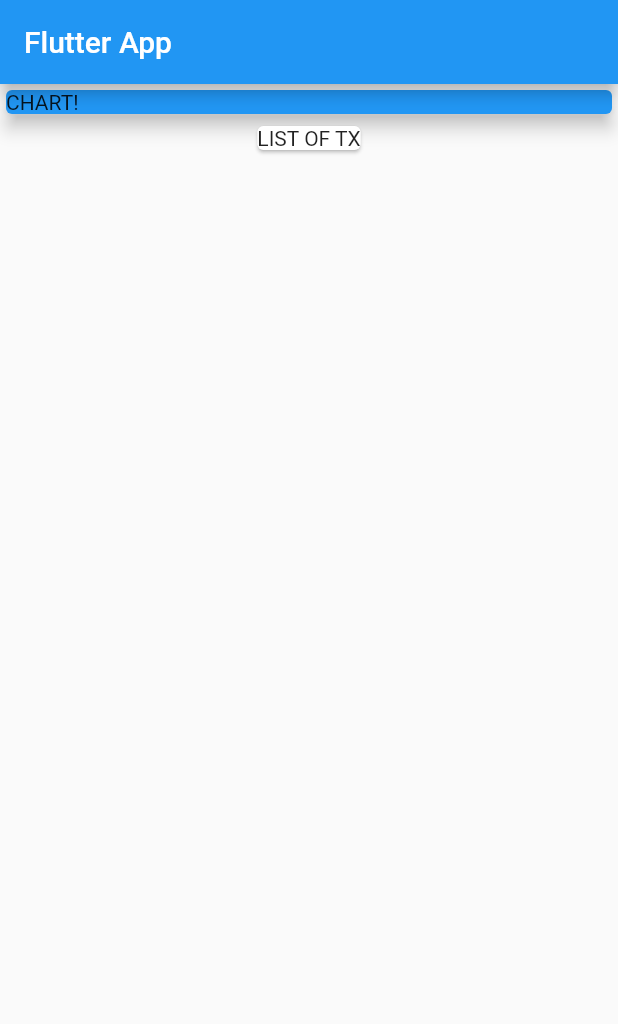
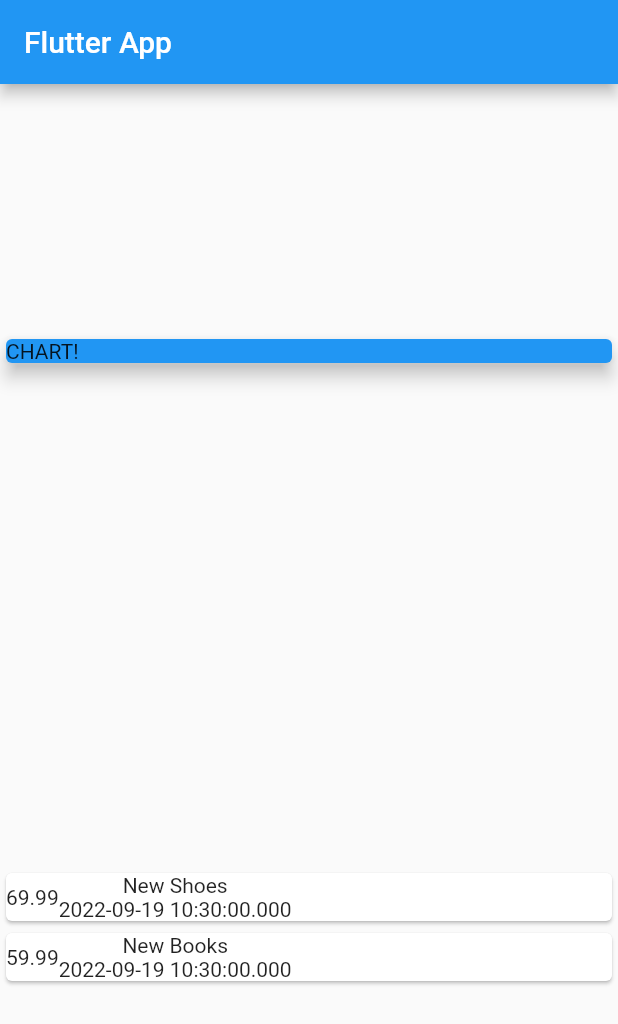
Before and after one commit to souvik150/expense-tracker, a Flutter app: the screen it shows after launch, on a phone screen of 412 x 824 dp. Shown: the top 1024 px of the screen. Run offline on Flutter 3.47's test engine with Material 2 defaults, Android fonts, the phone set to English and light mode, and no system bars.

Commit message:
feat: adds expense card

```diff
--- a/lib/main.dart
+++ b/lib/main.dart
@@ -1,4 +1,5 @@
 import 'package:flutter/material.dart';
+import './transaction.dart';
 
 void main() => runApp(MyApp());
 
@@ -13,6 +14,13 @@ class MyApp extends StatelessWidget {
 }
 
 class MyHomePage extends StatelessWidget {
+  final List<Transaction> transactions = [
+    Transaction(
+        id: 't1', title: 'New Shoes', amount: 69.99, date: DateTime.now()),
+    Transaction(
+        id: 't2', title: 'New Books', amount: 59.99, date: DateTime.now())
+  ];
+
   @override
   Widget build(BuildContext context) {
     return Scaffold(
@@ -20,6 +28,8 @@ class MyHomePage extends StatelessWidget {
         title: Text('Flutter App'),
       ),
       body: Column(
+        mainAxisAlignment: MainAxisAlignment.spaceAround,
+        crossAxisAlignment: CrossAxisAlignment.stretch,
         children: <Widget>[
           Container(
             width: double.infinity,
@@ -29,8 +39,24 @@ class MyHomePage extends StatelessWidget {
               elevation: 5,
             ),
           ),
-          Card(
-            child: Text('LIST OF TX'),
+          Column(
+            children: transactions.map((tx) {
+              return Card(
+                child: Row(children: <Widget>[
+                  Container(
+                    child: Text(
+                      tx.amount.toString(),
+                    ),
+                  ),
+                  Column(
+                    children: <Widget>[
+                      Text(tx.title),
+                      Text(tx.date.toString())
+                    ],
+                  )
+                ]),
+              );
+            }).toList(),
           ),
         ],
       ),
--- /dev/null
+++ b/lib/transaction.dart
@@ -0,0 +1,15 @@
+import "package:flutter/foundation.dart";
+
+class Transaction {
+  final String id;
+  final String title;
+  final double amount;
+  final DateTime date;
+
+  Transaction({
+    @required this.id,
+    @required this.title,
+    @required this.amount,
+    @required this.date,
+  });
+}
```
